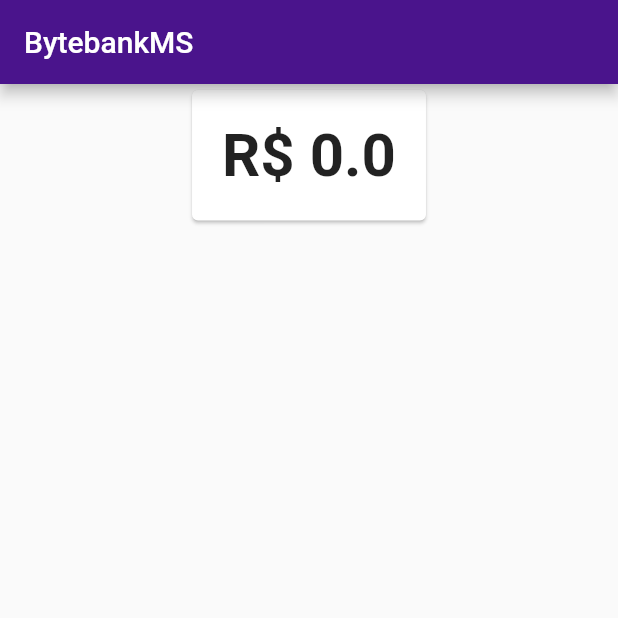
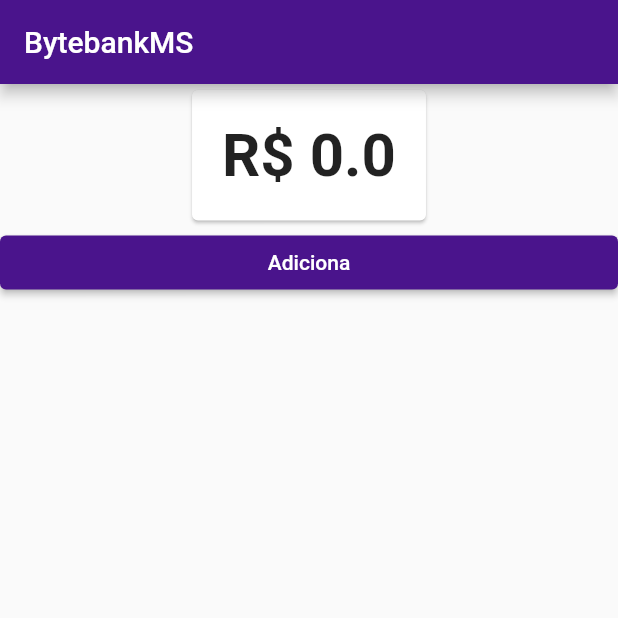
Before and after one commit to MayronSouza/bytebankms, a Flutter app: the screen it shows after launch, on a phone screen of 412 x 824 dp, the top half of it. Run offline on Flutter 3.47's test engine with Material 2 defaults, Android fonts, the phone set to English and light mode, and no system bars.

Commit message:
Criando a funcao que vai adicionar o valor ao saldo

```diff
--- a/lib/models/saldo.dart
+++ b/lib/models/saldo.dart
@@ -1,9 +1,13 @@
 import 'package:flutter/cupertino.dart';
 
 class Saldo extends ChangeNotifier {
-  final double valor;
+  double valor;
 
   Saldo(this.valor);
+
+  void adiciona(double valor) {
+    this.valor += valor;
+  }
 
   @override
   String toString() => 'R\$ $valor';
--- a/lib/screens/dashboard/dashboard.dart
+++ b/lib/screens/dashboard/dashboard.dart
@@ -1,6 +1,7 @@
 import 'package:bytebankms/models/saldo.dart';
 import 'package:bytebankms/screens/dashboard/saldo_card.dart';
 import 'package:flutter/material.dart';
+import 'package:provider/provider.dart';
 
 class Dashboard extends StatelessWidget {
   @override
@@ -9,9 +10,23 @@ class Dashboard extends StatelessWidget {
       appBar: AppBar(
         title: Text('BytebankMS'),
       ),
-      body: Align(
-        alignment: Alignment.topCenter,
-        child: SaldoCard(),
+      body: ListView(
+        children: <Widget>[
+          Align(
+            alignment: Alignment.topCenter,
+            child: SaldoCard(),
+          ),
+          Consumer<Saldo>(
+            builder: (context, saldo, child) {
+              return RaisedButton(
+                child: Text('Adiciona'),
+                onPressed: () {
+                  saldo.adiciona(10);
+                },
+              );
+            },
+          )
+        ],
       ),
     );
   }
```
